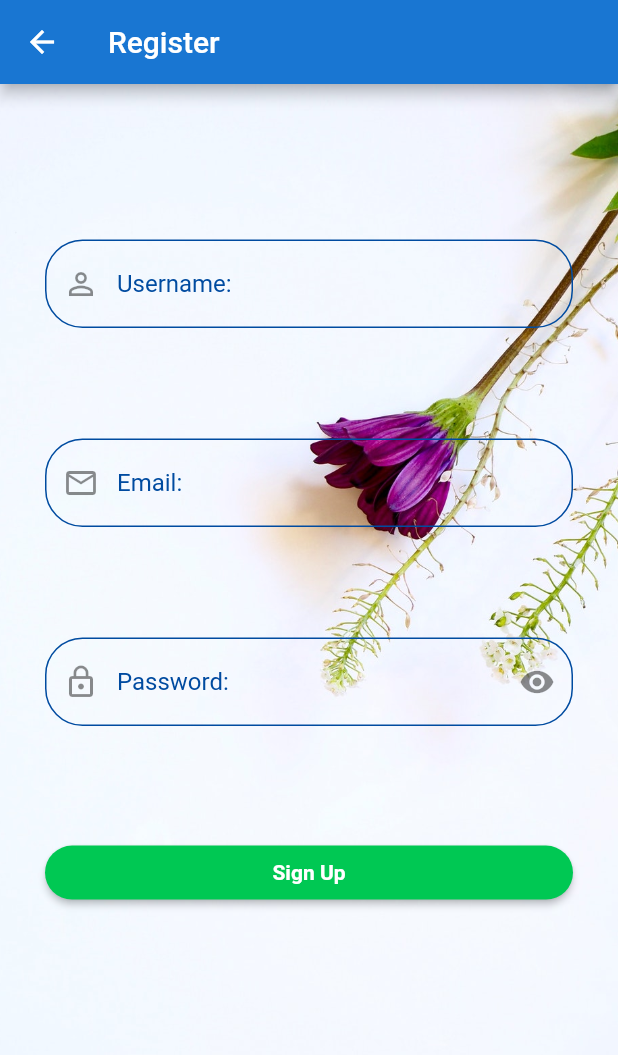
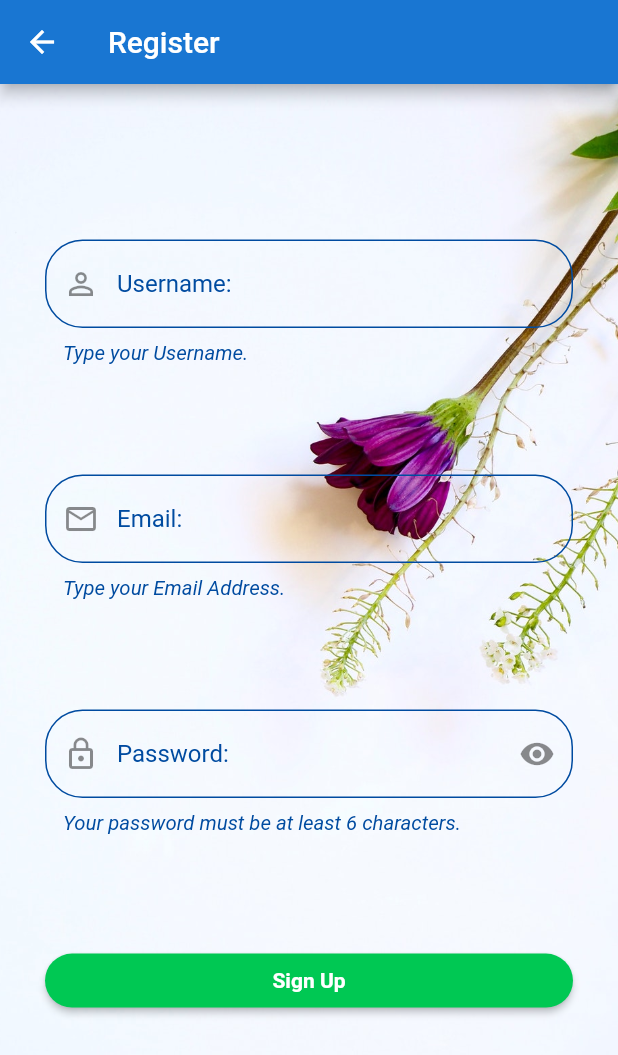
Before and after one commit to Nat-Dev/natkstatement, a Flutter app: the Register screen opened by its route, on a phone screen of 412 x 824 dp. Shown: the top 1055 px of the screen. Run offline on Flutter 3.47's test engine with Material 2 defaults, Android fonts, the phone set to English and light mode, and no system bars.

Commit message:
add helpertext in register page & get value to var

```diff
--- a/lib/widget/register.dart
+++ b/lib/widget/register.dart
@@ -9,6 +9,7 @@ class Register extends StatefulWidget {
 class _RegisterState extends State<Register> {
   double screenWidth;
   double screenHeight;
+  String userName, email, password;
   bool redEyeStatus = true;
 
   Container buildUsername() {
@@ -16,9 +17,16 @@ class _RegisterState extends State<Register> {
       margin: EdgeInsets.only(top: 16),
       width: screenWidth * 0.8,
       child: TextField(
+        onChanged: (value) => userName = value.trim(),
         decoration: InputDecoration(
           hintText: "Username:",
           hintStyle: TextStyle(color: MyStyle().darkTheme),
+          helperText: "Type your Username.",
+          helperStyle: TextStyle(
+            color: MyStyle().darkTheme,
+            fontStyle: FontStyle.italic,
+            fontSize: 13.5,
+          ),
           prefixIcon: Icon(Icons.perm_identity),
           enabledBorder: OutlineInputBorder(
             borderRadius: BorderRadius.circular(25),
@@ -38,10 +46,17 @@ class _RegisterState extends State<Register> {
       margin: EdgeInsets.only(top: 16),
       width: screenWidth * 0.8,
       child: TextField(
+        onChanged: (value) => email = value.trim(),
         keyboardType: TextInputType.emailAddress,
         decoration: InputDecoration(
           hintText: "Email:",
           hintStyle: TextStyle(color: MyStyle().darkTheme),
+          helperText: "Type your Email Address.",
+          helperStyle: TextStyle(
+            color: MyStyle().darkTheme,
+            fontStyle: FontStyle.italic,
+            fontSize: 13.5,
+          ),
           prefixIcon: Icon(Icons.email_outlined),
           enabledBorder: OutlineInputBorder(
             borderRadius: BorderRadius.circular(25),
@@ -61,10 +76,17 @@ class _RegisterState extends State<Register> {
       margin: EdgeInsets.only(top: 16),
       width: screenWidth * 0.8,
       child: TextField(
+        onChanged: (value) => password = value.trim(),
         obscureText: redEyeStatus,
         decoration: InputDecoration(
           hintText: "Password:",
           hintStyle: TextStyle(color: MyStyle().darkTheme),
+          helperText: "Your password must be at least 6 characters.",
+          helperStyle: TextStyle(
+            color: MyStyle().darkTheme,
+            fontStyle: FontStyle.italic,
+            fontSize: 13.5,
+          ),
           prefixIcon: Icon(Icons.lock_outline),
           suffixIcon: IconButton(
               icon: redEyeStatus
```
